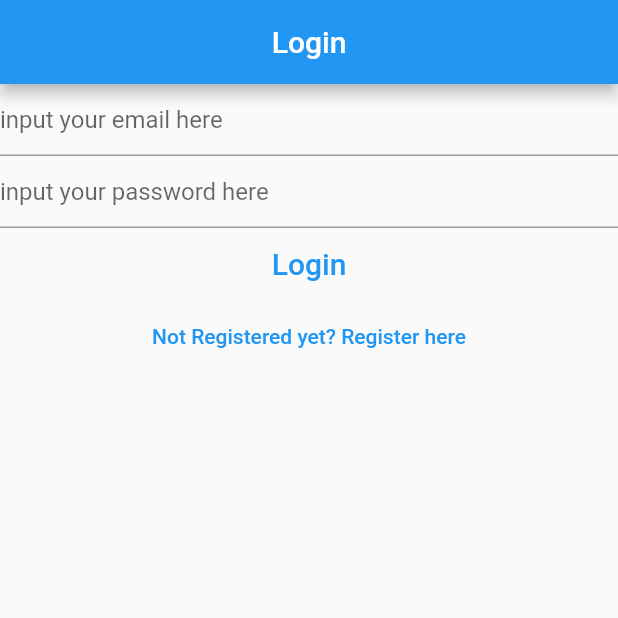
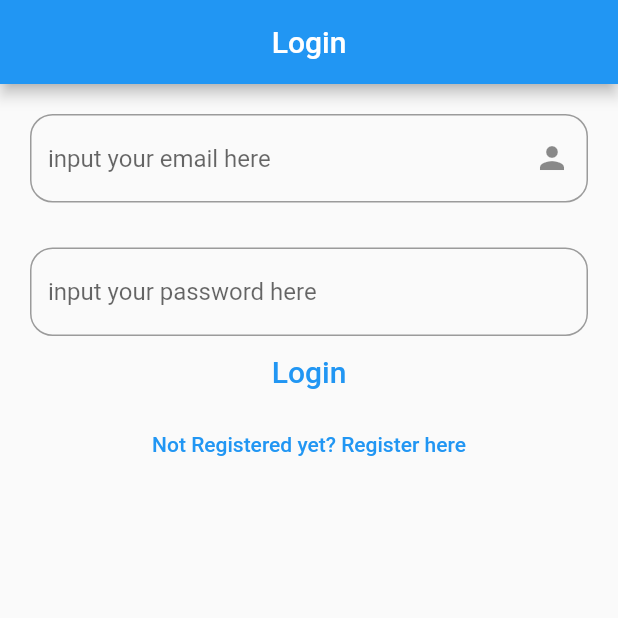
Before and after one commit to Sir-Nath/NotesApp, a Flutter app: the screen it shows after launch, on a phone screen of 412 x 824 dp, the top half of it. Run offline on Flutter 3.47's test engine with Material 2 defaults, Android fonts, the phone set to English and light mode, and no system bars; our stand-ins replace firebase_auth, firebase_core; accounts and stored records are empty.

Commit message:
code review and documentation1

```diff
--- a/lib/services/auth/auth_provider.dart
+++ b/lib/services/auth/auth_provider.dart
@@ -1,7 +1,11 @@
+///AuthProvider is like a contract that any FirebaseAuthProvider...
+///...must conform to the functionality stated here
+
 import 'auth_user.dart';
 
 abstract class AuthProvider {
   AuthUser? get currentUser;
+
   Future<AuthUser> login({
     required String email,
     required String password,
@@ -11,5 +15,6 @@ abstract class AuthProvider {
     required String password,
   });
   Future<void> logout();
+
   Future<void> sendEmailVerification();
 }
--- a/lib/services/auth/auth_user.dart
+++ b/lib/services/auth/auth_user.dart
@@ -1,11 +1,13 @@
-import 'package:flutter/material.dart';
+import 'package:flutter/foundation.dart';
 import 'package:firebase_auth/firebase_auth.dart' show User;
 
-@immutable
-class AuthUser{
+@immutable  //immutable means none of the property of this class or that which will extend it can't be change
+
+class AuthUser{ // AuthUser is actually we creating an instance of a user from firebase but it has been customized to provider it verification status
   final bool isEmailVerified;
   const AuthUser(this.isEmailVerified);
 
 
   factory AuthUser.fromFirebase(User user) => AuthUser(user.emailVerified);
+  //this factory constructor takes in the user from firebase and return an instance of the class AuthUser with the state of the user verification;
 }
--- a/lib/services/auth/firebase_auth_provider.dart
+++ b/lib/services/auth/firebase_auth_provider.dart
@@ -1,3 +1,6 @@
+///Checking through Firebase console we realize there are more than one authentication provider namely; email & password, google, facebook e.t.c
+///so we need to create a firebaseauthprovider which will be from another class called authprovider,
+///where we state the functionality we expect all authprovider to render to be namely; current user, login, logout, send verification.
 
 
 import 'auth_user.dart';
--- a/lib/views/login_view.dart
+++ b/lib/views/login_view.dart
@@ -37,24 +37,36 @@ class _LoginViewState extends State<LoginView> {
         title: const Text('Login'),
         centerTitle: true,
       ),
-      body: Column(
+      body: Padding(
+        padding: const EdgeInsets.symmetric(horizontal: 20, vertical: 20),
+        child: Column(
           children: [
             TextField(
               controller: _email,
               autocorrect: false,
               enableSuggestions: false,
               keyboardType: TextInputType.emailAddress,
-            decoration: const InputDecoration(
+              decoration: InputDecoration(
+                suffixIcon: Icon(Icons.person),
                 hintText: 'input your email here',
+                border: OutlineInputBorder(
+                  borderRadius: BorderRadius.circular(15)
+                )
+
               ),
             ),
+            SizedBox( height: 30,),
             TextField(
               obscureText: true,
               autocorrect: false,
               enableSuggestions: false,
               controller: _password,
               decoration:
-                const InputDecoration(hintText: 'input your password here'),
+                  InputDecoration(hintText: 'input your password here',
+                      border: OutlineInputBorder(
+                          borderRadius: BorderRadius.circular(15)
+                      )
+                  ),
             ),
             TextButton(
               //this is an application of future, async and await
@@ -102,6 +114,7 @@ class _LoginViewState extends State<LoginView> {
             )
           ],
         ),
+      ),
     );
   }
 }
```
Also changed, not shown: lib/views/register_view.dart (+0 -20 lines). Lines whose indentation alone changed are shown as unchanged.
